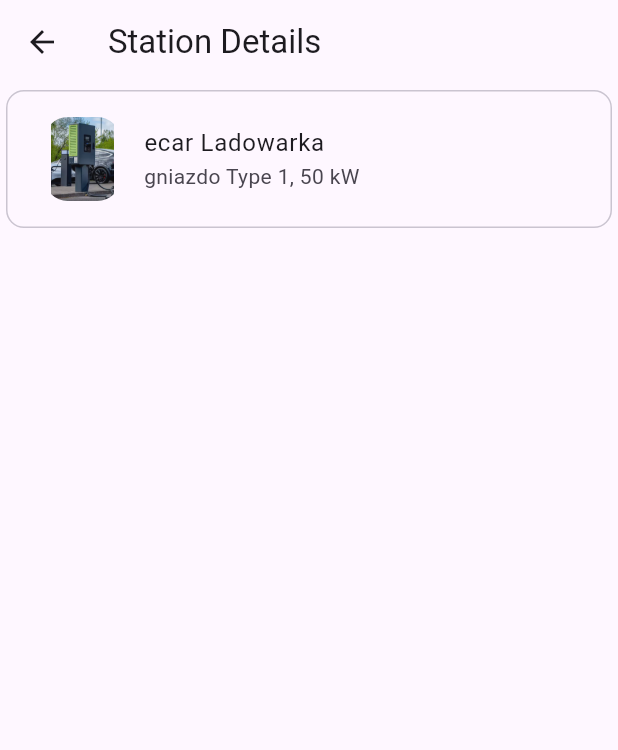
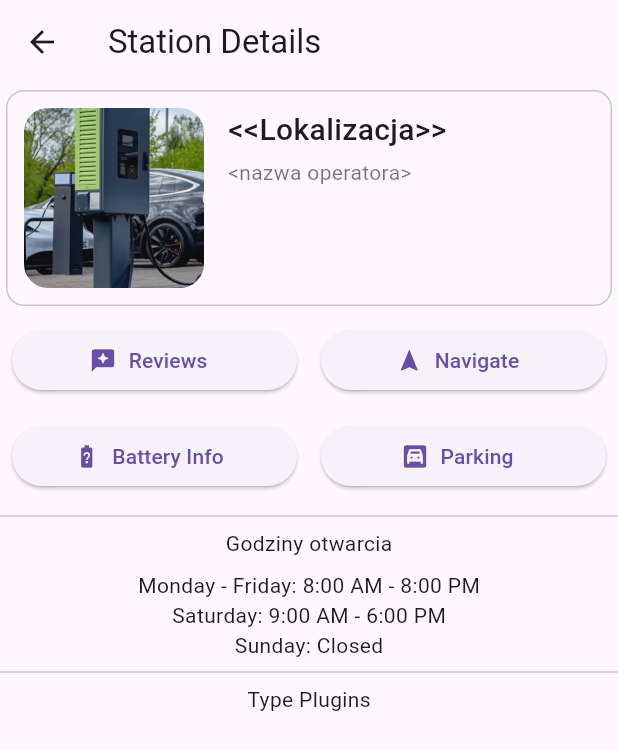
Before and after one commit to wpaczesniak/cargador, a Flutter app: the StationDetails screen opened directly, on a phone screen of 412 x 824 dp. Shown: the top 750 px of the screen. Run offline on Flutter 3.47's test engine with Material 3 defaults, Android fonts, the phone set to English and light mode, and no system bars.

Commit message:
station details

```diff
--- a/lib/pages/station_details_page.dart
+++ b/lib/pages/station_details_page.dart
@@ -10,39 +10,122 @@ class StationDetails extends StatelessWidget {
       body: Column(
         children: [
           Card.outlined(
-            child: Container(
-              padding: EdgeInsets.all(10),
-              width: double.infinity,
-              child: Column(
-                children: <Widget>[
-                  ListTile(
-                    leading: Container(
-                      width: 50,
+            child: Padding(
+              padding: const EdgeInsets.all(12),
+              child: Row(
+                crossAxisAlignment: CrossAxisAlignment.start,
+                children: [
+                  ClipRRect(
+                    borderRadius: BorderRadius.circular(16),
+                    child: Image.asset(
+                      'images/ladowarka.png',
+                      width: 120,
                       height: 120,
-                      clipBehavior: Clip.antiAlias,
-                      decoration: BoxDecoration(
-                        borderRadius: BorderRadius.circular(
-                          15,
-                        ), // Adjust the radius as needed
-                      ),
-                      child: Image(image: AssetImage('images/ladowarka.png')),
-
+                      fit: BoxFit.cover,
                     ),
-                    title: Text('ecar Ladowarka'),
-                    subtitle: Text('gniazdo Type 1, 50 kW'),
                   ),
-                  // SizedBox(height: 15),
-                  // Image(image: AssetImage('images/ladowarka.png')),
-                  // Text(
-                  //   "ecar Ladowarka",
-                  //   style: TextStyle(fontSize: 20, fontWeight: FontWeight.bold),
-                  // ),
-                  // Text("This is  Description"),
-                  // SizedBox(height: 10),
+                  const SizedBox(width: 16),
+                  const Expanded(
+                    child: Column(
+                      crossAxisAlignment: CrossAxisAlignment.start,
+                      children: [
+                        Text(
+                          '<<Lokalizacja>>',
+                          style: TextStyle(
+                            fontSize: 20,
+                            fontWeight: FontWeight.w500,
+                          ),
+                        ),
+                        SizedBox(height: 4),
+                        Text(
+                          '<nazwa operatora>',
+                          style: TextStyle(fontSize: 14, color: Colors.black54),
+                        ),
+                      ],
+                    ),
+                  ),
                 ],
               ),
             ),
           ),
+          Padding(
+            padding: const EdgeInsets.all(8.0),
+            child: Row(
+              children: [
+                Expanded(
+                  child: ElevatedButton.icon(
+                    onPressed: () {
+                      // Handle navigation to station
+                    },
+                    icon: const Icon(Icons.reviews),
+                    label: const Text('Reviews'),
+                  ),
+                ),
+                const SizedBox(width: 16),
+                Expanded(
+                  child: ElevatedButton.icon(
+                    onPressed: () {
+                      // Handle reservation
+                    },
+                    icon: const Icon(Icons.navigation),
+                    label: const Text('Navigate'),
+                  ),
+                ),
+              ],
+            ),
+          ),
+          Padding(
+            padding: const EdgeInsets.all(8.0),
+            child: Row(
+              children: [
+                Expanded(
+                  child: ElevatedButton.icon(
+                    onPressed: () {
+                      // Handle navigation to station
+                    },
+                    icon: const Icon(Icons.battery_unknown),
+                    label: const Text('Battery Info'),
+                  ),
+                ),
+                const SizedBox(width: 16),
+                Expanded(
+                  child: ElevatedButton.icon(
+                    onPressed: () {
+                      // Handle reservation
+                    },
+                    icon: const Icon(Icons.garage),
+                    label: const Text('Parking'),
+                  ),
+                ),
+              ],
+            ),
+          ),
+          Divider(),
+          Text("Godziny otwarcia"),
+          const SizedBox(height: 8),
+          Text("Monday - Friday: 8:00 AM - 8:00 PM"),
+          Text("Saturday: 9:00 AM - 6:00 PM"),
+          Text("Sunday: Closed"),
+          Divider(),
+          Text("Type Plugins"),
+          const SizedBox(height: 8),
+          // Row(
+          //   children: [
+          //     Card(
+          //       elevation: 4.0,
+          //       child: Column(
+          //         mainAxisSize: MainAxisSize.min,
+          //         children: [
+          //           ListTile(
+          //             leading: const Icon(Icons.bolt),
+          //             title: const Text('Type 1'),
+          //             subtitle: const Text('50 kW'),
+          //           ),
+          //         ],
+          //       ),
+          //     ),
+          //   ],
+          // ),
         ],
       ),
     );
```
